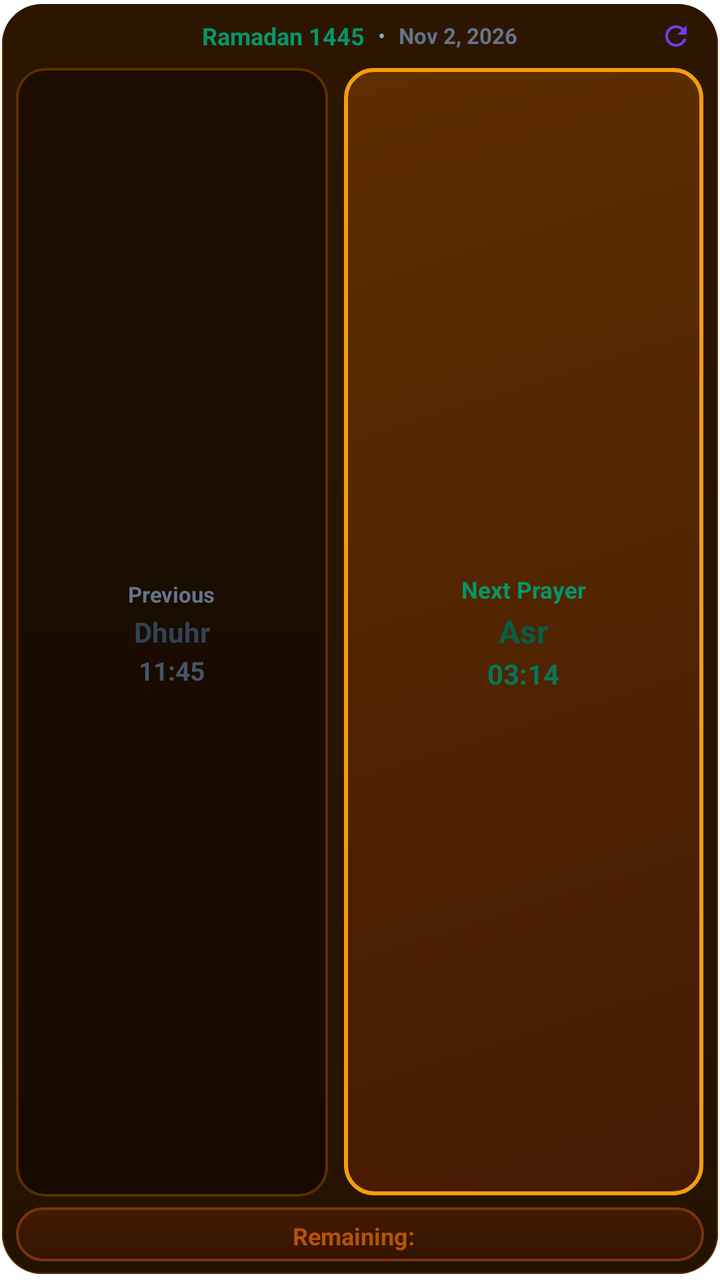
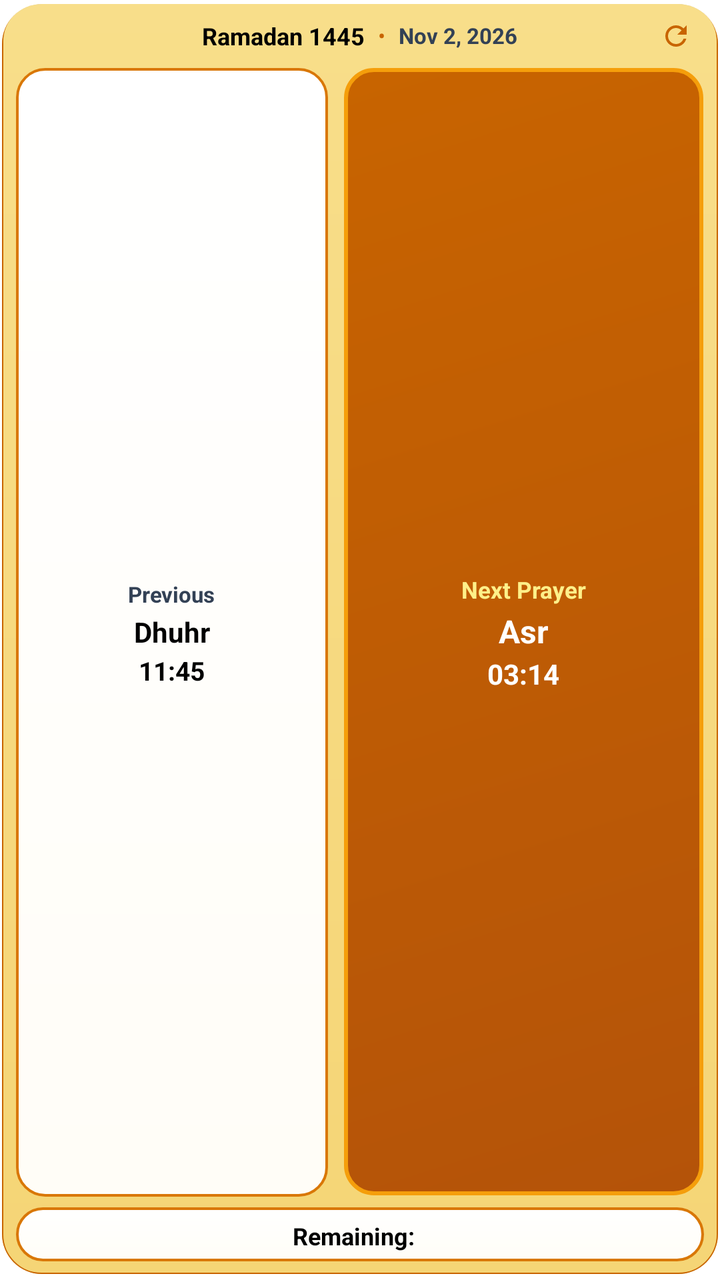

Screens rendered from an Android XML layout before and after an edit, with the pre-edit source and the edit as a unified diff.
<!-- AndroidManifest.xml: application theme AppTheme.NoActionBar -->
<!-- res/layout/prayer_widget_compact_ltr.xml -->
<?xml version="1.0" encoding="utf-8"?>
<LinearLayout xmlns:android="http://schemas.android.com/apk/res/android"
    android:id="@+id/widget_root"
    android:layout_width="match_parent"
    android:layout_height="match_parent"
    android:orientation="vertical"
    android:layoutDirection="ltr"
    android:background="@drawable/widget_compact_bg"
    android:clipToOutline="true"
    android:padding="8dp">

    
    <LinearLayout
        android:id="@+id/compact_header_row"
        android:layout_width="match_parent"
        android:layout_height="wrap_content"
        android:orientation="horizontal"
        android:gravity="center_vertical"
        android:paddingStart="4dp"
        android:paddingEnd="4dp"
        android:paddingBottom="4dp">

        <ImageView
            android:id="@+id/widget_app_icon"
            android:layout_width="20dp"
            android:layout_height="20dp"
            android:src="@mipmap/ic_launcher"
            android:contentDescription="App Icon" />

        <LinearLayout
            android:id="@+id/compact_date_container"
            android:layout_width="0dp"
            android:layout_weight="1"
            android:layout_height="wrap_content"
            android:orientation="horizontal"
            android:gravity="center"
            android:layout_marginStart="6dp"
            android:layout_marginEnd="6dp">

            <TextView
                android:id="@+id/compact_hijri_date"
                android:layout_width="wrap_content"
                android:layout_height="wrap_content"
                android:text="Ramadan 1445"
                android:textColor="#059669"
                android:textSize="12sp"
                android:textStyle="bold"
                android:singleLine="true" />

            <TextView
                android:id="@+id/compact_date_sep"
                android:layout_width="wrap_content"
                android:layout_height="wrap_content"
                android:text=" • "
                android:textColor="#94A3B8"
                android:textSize="11sp"
                android:layout_marginStart="4dp"
                android:layout_marginEnd="4dp" />

            <TextView
                android:id="@+id/compact_gregorian_date"
                android:layout_width="wrap_content"
                android:layout_height="wrap_content"
                android:text="Nov 2, 2026"
                android:textColor="#64748B"
                android:textSize="11sp"
                android:textStyle="bold"
                android:singleLine="true" />
        </LinearLayout>

        <ImageView
            android:id="@+id/widget_btn_refresh"
            android:layout_width="20dp"
            android:layout_height="20dp"
            android:src="@drawable/ic_widget_refresh"
            android:padding="2dp"
            android:contentDescription="Refresh" />
    </LinearLayout>

    
    <LinearLayout
        android:id="@+id/compact_cards_row"
        android:layout_width="match_parent"
        android:layout_height="0dp"
        android:layout_weight="1"
        android:orientation="horizontal"
        android:gravity="center"
        android:baselineAligned="false"
        android:paddingTop="2dp"
        android:paddingBottom="4dp">

        
        <LinearLayout
            android:id="@+id/compact_prev_card"
            android:layout_width="0dp"
            android:layout_weight="1"
            android:layout_height="match_parent"
            android:orientation="vertical"
            android:gravity="center"
            android:background="@drawable/widget_compact_prev_card"
            android:padding="6dp"
            android:layout_marginEnd="4dp">

            <TextView
                android:id="@+id/compact_prev_label"
                android:layout_width="wrap_content"
                android:layout_height="wrap_content"
                android:text="Previous"
                android:textColor="#64748B"
                android:textSize="11sp"
                android:textStyle="bold" />

            <TextView
                android:id="@+id/compact_prev_name"
                android:layout_width="wrap_content"
                android:layout_height="wrap_content"
                android:text="Dhuhr"
                android:textColor="#334155"
                android:textSize="14sp"
                android:textStyle="bold"
                android:layout_marginTop="2dp" />

            <TextView
                android:id="@+id/compact_prev_time"
                android:layout_width="wrap_content"
                android:layout_height="wrap_content"
                android:text="11:45"
                android:textColor="#475569"
                android:textSize="13sp"
                android:textStyle="bold"
                android:layout_marginTop="1dp" />
        </LinearLayout>

        
        <LinearLayout
            android:id="@+id/compact_next_card"
            android:layout_width="0dp"
            android:layout_weight="1.15"
            android:layout_height="match_parent"
            android:orientation="vertical"
            android:gravity="center"
            android:background="@drawable/widget_compact_next_card"
            android:padding="6dp"
            android:layout_marginStart="4dp">

            <TextView
                android:id="@+id/compact_next_label"
                android:layout_width="wrap_content"
                android:layout_height="wrap_content"
                android:text="Next Prayer"
                android:textColor="#059669"
                android:textSize="11.5sp"
                android:textStyle="bold" />

            <TextView
                android:id="@+id/compact_next_name"
                android:layout_width="wrap_content"
                android:layout_height="wrap_content"
                android:text="Asr"
                android:textColor="#065F46"
                android:textSize="16sp"
                android:textStyle="bold"
                android:layout_marginTop="2dp" />

            <TextView
                android:id="@+id/compact_next_time"
                android:layout_width="wrap_content"
                android:layout_height="wrap_content"
                android:text="03:14"
                android:textColor="#047857"
                android:textSize="14sp"
                android:textStyle="bold"
                android:layout_marginTop="1dp" />
        </LinearLayout>
    </LinearLayout>

    
    <LinearLayout
        android:id="@+id/compact_countdown_card"
        android:layout_width="match_parent"
        android:layout_height="wrap_content"
        android:orientation="horizontal"
        android:gravity="center"
        android:background="@drawable/widget_countdown_ribbon"
        android:paddingTop="4dp"
        android:paddingBottom="4dp"
        android:paddingStart="12dp"
        android:paddingEnd="12dp">

        <TextView
            android:id="@+id/compact_remaining_label"
            android:layout_width="wrap_content"
            android:layout_height="wrap_content"
            android:text="Remaining:"
            android:textColor="#B45309"
            android:textSize="12sp"
            android:textStyle="bold"
            android:layout_marginEnd="6dp" />

        <Chronometer
            android:id="@+id/compact_chronometer"
            android:layout_width="wrap_content"
            android:layout_height="wrap_content"
            android:textColor="#92400E"
            android:textSize="15sp"
            android:textStyle="bold"
            android:countDown="true"
            android:visibility="gone" />

        <TextView
            android:id="@+id/compact_remaining_en"
            android:layout_width="wrap_content"
            android:layout_height="wrap_content"
            android:textColor="#92400E"
            android:textSize="15sp"
            android:textStyle="bold" />
    </LinearLayout>
</LinearLayout>
<!-- resources referenced by this layout -->
<resources>
  <!-- drawable ic_widget_refresh (drawable) -->
  <vector xmlns:android="http://schemas.android.com/apk/res/android"
      android:width="24dp"
      android:height="24dp"
      android:viewportWidth="24"
      android:viewportHeight="24">
    <path
        android:fillColor="#7c3aed"
        android:pathData="M17.65,6.35C16.2,4.9 14.21,4 12,4c-4.42,0 -7.99,3.58 -7.99,8s3.57,8 7.99,8c3.73,0 6.84,-2.55 7.73,-6h-2.08c-0.82,2.33 -3.04,4 -5.65,4 -3.31,0 -6,-2.69 -6,-6s2.69,-6 6,-6c1.66,0 3.14,0.69 4.22,1.78L13,11h7V4l-2.35,2.35z"/>
  </vector>
  <!-- drawable widget_compact_bg (drawable) -->
  <?xml version="1.0" encoding="utf-8"?>
  <layer-list xmlns:android="http://schemas.android.com/apk/res/android">
      
      <item android:top="2dp" android:left="1dp" android:right="1dp" android:bottom="3dp">
          <shape>
              <solid android:color="#40000000" />
              <corners android:radius="20dp" />
          </shape>
      </item>
      
      <item android:bottom="2dp">
          <shape>
              <gradient
                  android:angle="90"
                  android:startColor="#241200"
                  android:endColor="#2D1600" />
              <corners android:radius="20dp" />
              <stroke android:width="1.5dp" android:color="#5E2E00" />
          </shape>
      </item>
  </layer-list>
  <!-- drawable widget_compact_next_card (drawable) -->
  <?xml version="1.0" encoding="utf-8"?>
  <layer-list xmlns:android="http://schemas.android.com/apk/res/android">
      
      <item android:top="2dp" android:left="1dp" android:right="1dp" android:bottom="3dp">
          <shape>
              <solid android:color="#40F59E0B" />
              <corners android:radius="14dp" />
          </shape>
      </item>
      
      <item android:bottom="2dp">
          <shape>
              <gradient
                  android:angle="135"
                  android:startColor="#451A03"
                  android:endColor="#5E2E00" />
              <corners android:radius="14dp" />
              <stroke android:width="2dp" android:color="#F59E0B" />
          </shape>
      </item>
  </layer-list>
  <!-- drawable widget_compact_prev_card (drawable) -->
  <?xml version="1.0" encoding="utf-8"?>
  <layer-list xmlns:android="http://schemas.android.com/apk/res/android">
      
      <item android:top="1dp" android:left="1dp" android:right="1dp" android:bottom="2dp">
          <shape>
              <solid android:color="#20000000" />
              <corners android:radius="14dp" />
          </shape>
      </item>
      
      <item android:bottom="1.5dp">
          <shape>
              <gradient
                  android:angle="90"
                  android:startColor="#160A00"
                  android:endColor="#1C0D00" />
              <corners android:radius="14dp" />
              <stroke android:width="1.2dp" android:color="#5E2E00" />
          </shape>
      </item>
  </layer-list>
  <!-- drawable widget_countdown_ribbon (drawable) -->
  <?xml version="1.0" encoding="utf-8"?>
  <layer-list xmlns:android="http://schemas.android.com/apk/res/android">
      
      <item android:top="1dp" android:left="1dp" android:right="1dp" android:bottom="2dp">
          <shape>
              <solid android:color="#20000000" />
              <corners android:radius="14dp" />
          </shape>
      </item>
      
      <item android:bottom="1.5dp">
          <shape>
              <gradient
                  android:angle="90"
                  android:startColor="#331400"
                  android:endColor="#451A03" />
              <corners android:radius="14dp" />
              <stroke android:width="1.2dp" android:color="#78350F" />
          </shape>
      </item>
  </layer-list>
  <!-- mipmap ic_launcher (mipmap-anydpi-v26) -->
  <?xml version="1.0" encoding="utf-8"?>
  <adaptive-icon xmlns:android="http://schemas.android.com/apk/res/android">
      <background android:drawable="@color/ic_launcher_background" />
      <foreground android:drawable="@mipmap/ic_launcher_foreground" />
  </adaptive-icon>
  <color name="ic_launcher_background">#FFFFFF</color>
</resources>

<!-- the commit's change to res/layout/prayer_widget_compact_ltr.xml (unified diff, before → after) -->
@@ -42,7 +42,7 @@
                 android:layout_width="wrap_content"
                 android:layout_height="wrap_content"
                 android:text="Ramadan 1445"
-                android:textColor="#059669"
+                android:textColor="#000000"
                 android:textSize="12sp"
                 android:textStyle="bold"
                 android:singleLine="true" />
@@ -52,7 +52,7 @@
                 android:layout_width="wrap_content"
                 android:layout_height="wrap_content"
                 android:text=" • "
-                android:textColor="#94A3B8"
+                android:textColor="#C86400"
                 android:textSize="11sp"
                 android:layout_marginStart="4dp"
                 android:layout_marginEnd="4dp" />
@@ -62,7 +62,7 @@
                 android:layout_width="wrap_content"
                 android:layout_height="wrap_content"
                 android:text="Nov 2, 2026"
-                android:textColor="#64748B"
+                android:textColor="#334155"
                 android:textSize="11sp"
                 android:textStyle="bold"
                 android:singleLine="true" />
@@ -73,6 +73,7 @@
             android:layout_width="20dp"
             android:layout_height="20dp"
             android:src="@drawable/ic_widget_refresh"
+            android:tint="#C86400"
             android:padding="2dp"
             android:contentDescription="Refresh" />
     </LinearLayout>
@@ -106,7 +107,7 @@
                 android:layout_width="wrap_content"
                 android:layout_height="wrap_content"
                 android:text="Previous"
-                android:textColor="#64748B"
+                android:textColor="#334155"
                 android:textSize="11sp"
                 android:textStyle="bold" />
 
@@ -115,7 +116,7 @@
                 android:layout_width="wrap_content"
                 android:layout_height="wrap_content"
                 android:text="Dhuhr"
-                android:textColor="#334155"
+                android:textColor="#000000"
                 android:textSize="14sp"
                 android:textStyle="bold"
                 android:layout_marginTop="2dp" />
@@ -125,7 +126,7 @@
                 android:layout_width="wrap_content"
                 android:layout_height="wrap_content"
                 android:text="11:45"
-                android:textColor="#475569"
+                android:textColor="#000000"
                 android:textSize="13sp"
                 android:textStyle="bold"
                 android:layout_marginTop="1dp" />
@@ -148,7 +149,7 @@
                 android:layout_width="wrap_content"
                 android:layout_height="wrap_content"
                 android:text="Next Prayer"
-                android:textColor="#059669"
+                android:textColor="#FEF08A"
                 android:textSize="11.5sp"
                 android:textStyle="bold" />
 
@@ -157,7 +158,7 @@
                 android:layout_width="wrap_content"
                 android:layout_height="wrap_content"
                 android:text="Asr"
-                android:textColor="#065F46"
+                android:textColor="#FFFFFF"
                 android:textSize="16sp"
                 android:textStyle="bold"
                 android:layout_marginTop="2dp" />
@@ -167,7 +168,7 @@
                 android:layout_width="wrap_content"
                 android:layout_height="wrap_content"
                 android:text="03:14"
-                android:textColor="#047857"
+                android:textColor="#FFFFFF"
                 android:textSize="14sp"
                 android:textStyle="bold"
                 android:layout_marginTop="1dp" />
@@ -192,7 +193,7 @@
             android:layout_width="wrap_content"
             android:layout_height="wrap_content"
             android:text="Remaining:"
-            android:textColor="#B45309"
+            android:textColor="#000000"
             android:textSize="12sp"
             android:textStyle="bold"
             android:layout_marginEnd="6dp" />
@@ -201,7 +202,7 @@
             android:id="@+id/compact_chronometer"
             android:layout_width="wrap_content"
             android:layout_height="wrap_content"
-            android:textColor="#92400E"
+            android:textColor="#000000"
             android:textSize="15sp"
             android:textStyle="bold"
             android:countDown="true"
@@ -211,7 +212,7 @@
             android:id="@+id/compact_remaining_en"
             android:layout_width="wrap_content"
             android:layout_height="wrap_content"
-            android:textColor="#92400E"
+            android:textColor="#000000"
             android:textSize="15sp"
             android:textStyle="bold" />
     </LinearLayout>
<!-- resource entries referenced after the edit -->
@@ -25,10 +25,10 @@
           <shape>
               <gradient
                   android:angle="90"
-                  android:startColor="#241200"
-                  android:endColor="#2D1600" />
+                  android:startColor="#F5D576"
+                  android:endColor="#F8DE8A" />
               <corners android:radius="20dp" />
-              <stroke android:width="1.5dp" android:color="#5E2E00" />
+              <stroke android:width="1.5dp" android:color="#C86400" />
           </shape>
       </item>
   </layer-list>
@@ -47,8 +47,8 @@
           <shape>
               <gradient
                   android:angle="135"
-                  android:startColor="#451A03"
-                  android:endColor="#5E2E00" />
+                  android:startColor="#B45309"
+                  android:endColor="#C86400" />
               <corners android:radius="14dp" />
               <stroke android:width="2dp" android:color="#F59E0B" />
           </shape>
@@ -69,10 +69,10 @@
           <shape>
               <gradient
                   android:angle="90"
-                  android:startColor="#160A00"
-                  android:endColor="#1C0D00" />
+                  android:startColor="#FFFDF7"
+                  android:endColor="#FFFFFF" />
               <corners android:radius="14dp" />
-              <stroke android:width="1.2dp" android:color="#5E2E00" />
+              <stroke android:width="1.2dp" android:color="#D97706" />
           </shape>
       </item>
   </layer-list>
@@ -91,10 +91,10 @@
           <shape>
               <gradient
                   android:angle="90"
-                  android:startColor="#331400"
-                  android:endColor="#451A03" />
+                  android:startColor="#FFFDF7"
+                  android:endColor="#FFFFFF" />
               <corners android:radius="14dp" />
-              <stroke android:width="1.2dp" android:color="#78350F" />
+              <stroke android:width="1.2dp" android:color="#D97706" />
           </shape>
       </item>
   </layer-list>
